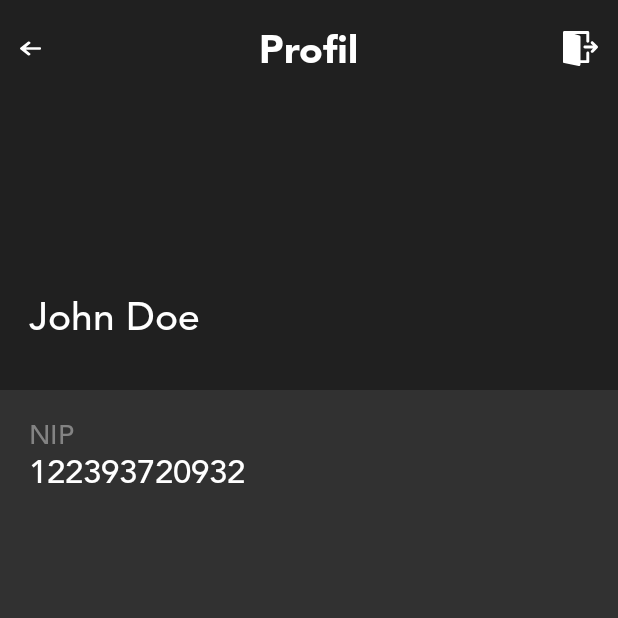
After one commit to fakhrimf/HadirApp, an Android app: the fragment ProfileFragment shown on its own in the app's theme, on a phone screen of 412 x 824 dp, the top half of it. The commit adds this screen. Run offline under Robolectric (Android 15) with nearby library versions, the phone set to English and light mode, and no system bars; our stand-ins replace sdp/ssp sizes.

Commit message:
Layout Profile & Statistic, added icon, circularProgressbar(for Statistic)

```diff
--- /dev/null
+++ b/app/src/main/java/com/hadir/hadirapp/ui/profile/ProfileFragment.kt
@@ -0,0 +1,26 @@
+package com.hadir.hadirapp.ui.profile
+
+
+import android.os.Bundle
+import androidx.fragment.app.Fragment
+import android.view.LayoutInflater
+import android.view.View
+import android.view.ViewGroup
+
+import com.hadir.hadirapp.R
+
+/**
+ * A simple [Fragment] subclass.
+ */
+class ProfileFragment : Fragment() {
+
+    override fun onCreateView(
+        inflater: LayoutInflater, container: ViewGroup?,
+        savedInstanceState: Bundle?
+    ): View? {
+        // Inflate the layout for this fragment
+        return inflater.inflate(R.layout.fragment_profile, container, false)
+    }
+
+
+}
--- /dev/null
+++ b/app/src/main/res/drawable/ic_left_arrow.xml
@@ -0,0 +1,9 @@
+<vector xmlns:android="http://schemas.android.com/apk/res/android"
+    android:width="492dp"
+    android:height="492dp"
+    android:viewportWidth="492"
+    android:viewportHeight="492">
+  <path
+      android:fillColor="#FF000000"
+      android:pathData="M464.344,207.418l0.768,0.168H135.888l103.496,-103.724c5.068,-5.064 7.848,-11.924 7.848,-19.124c0,-7.2 -2.78,-14.012 -7.848,-19.088L223.28,49.538c-5.064,-5.064 -11.812,-7.864 -19.008,-7.864c-7.2,0 -13.952,2.78 -19.016,7.844L7.844,226.914C2.76,231.998 -0.02,238.77 0,245.974c-0.02,7.244 2.76,14.02 7.844,19.096l177.412,177.412c5.064,5.06 11.812,7.844 19.016,7.844c7.196,0 13.944,-2.788 19.008,-7.844l16.104,-16.112c5.068,-5.056 7.848,-11.808 7.848,-19.008c0,-7.196 -2.78,-13.592 -7.848,-18.652L134.72,284.406h329.992c14.828,0 27.288,-12.78 27.288,-27.6v-22.788C492,219.198 479.172,207.418 464.344,207.418z"/>
+</vector>
--- /dev/null
+++ b/app/src/main/res/drawable/ic_logout.xml
@@ -0,0 +1,12 @@
+<vector xmlns:android="http://schemas.android.com/apk/res/android"
+    android:width="512dp"
+    android:height="512dp"
+    android:viewportWidth="512"
+    android:viewportHeight="512">
+  <path
+      android:fillColor="#FF000000"
+      android:pathData="M510.371,226.513c-1.088,-2.603 -2.645,-4.971 -4.629,-6.955l-63.979,-63.979c-8.341,-8.32 -21.824,-8.32 -30.165,0c-8.341,8.341 -8.341,21.845 0,30.165l27.584,27.584H320.013c-11.797,0 -21.333,9.557 -21.333,21.333s9.536,21.333 21.333,21.333h119.168l-27.584,27.584c-8.341,8.341 -8.341,21.845 0,30.165c4.16,4.181 9.621,6.251 15.083,6.251s10.923,-2.069 15.083,-6.251l63.979,-63.979c1.984,-1.963 3.541,-4.331 4.629,-6.955C512.525,237.606 512.525,231.718 510.371,226.513z"/>
+  <path
+      android:fillColor="#FF000000"
+      android:pathData="M362.68,298.667c-11.797,0 -21.333,9.557 -21.333,21.333v106.667h-85.333V85.333c0,-9.408 -6.187,-17.728 -15.211,-20.437l-74.091,-22.229h174.635v106.667c0,11.776 9.536,21.333 21.333,21.333s21.333,-9.557 21.333,-21.333v-128C384.013,9.557 374.477,0 362.68,0H21.347c-0.768,0 -1.451,0.32 -2.197,0.405c-1.003,0.107 -1.92,0.277 -2.88,0.512c-2.24,0.576 -4.267,1.451 -6.165,2.645c-0.469,0.299 -1.045,0.32 -1.493,0.661C8.44,4.352 8.376,4.587 8.205,4.715C5.88,6.549 3.939,8.789 2.531,11.456c-0.299,0.576 -0.363,1.195 -0.597,1.792c-0.683,1.621 -1.429,3.2 -1.685,4.992c-0.107,0.64 0.085,1.237 0.064,1.856c-0.021,0.427 -0.299,0.811 -0.299,1.237V448c0,10.176 7.189,18.923 17.152,20.907l213.333,42.667c1.387,0.299 2.795,0.427 4.181,0.427c4.885,0 9.685,-1.685 13.525,-4.843c4.928,-4.053 7.808,-10.091 7.808,-16.491v-21.333H362.68c11.797,0 21.333,-9.557 21.333,-21.333V320C384.013,308.224 374.477,298.667 362.68,298.667z"/>
+</vector>
--- /dev/null
+++ b/app/src/main/res/layout/fragment_profile.xml
@@ -0,0 +1,112 @@
+<?xml version="1.0" encoding="utf-8"?>
+<androidx.constraintlayout.widget.ConstraintLayout xmlns:android="http://schemas.android.com/apk/res/android"
+    xmlns:tools="http://schemas.android.com/tools"
+    android:layout_height="match_parent"
+    android:layout_width="match_parent"
+    xmlns:app="http://schemas.android.com/apk/res-auto"
+    android:background="@color/mainGray"
+    tools:context=".ui.profile.ProfileFragment">
+
+    <LinearLayout
+        android:id="@+id/main"
+        app:layout_constraintTop_toTopOf="parent"
+        app:layout_constraintStart_toStartOf="parent"
+        app:layout_constraintEnd_toEndOf="parent"
+        android:layout_width="match_parent"
+        android:layout_height="@dimen/_200sdp"
+        android:background="@color/colorPrimary"
+        android:orientation="vertical">
+
+        <LinearLayout
+            android:layout_width="match_parent"
+            android:layout_height="@dimen/_50sdp"
+            android:orientation="horizontal">
+
+            <RelativeLayout
+                android:layout_margin="@dimen/_10sdp"
+                android:layout_width="match_parent"
+                android:layout_height="match_parent">
+
+                <ImageButton
+                    android:id="@+id/btnBack"
+                    android:layout_width="14dp"
+                    android:layout_height="11dp"
+                    android:layout_alignParentLeft="true"
+                    android:layout_centerVertical="true"
+                    android:background="@drawable/ic_left_arrow"
+                    android:backgroundTint="@color/mainWhite" />
+                <TextView
+                    android:layout_width="wrap_content"
+                    android:layout_height="wrap_content"
+                    android:textSize="@dimen/_20sdp"
+                    android:fontFamily="@font/avenir_black"
+                    android:textColor="@color/mainWhite"
+                    android:layout_centerInParent="true"
+                    android:text="Profil"/>
+                <ImageButton
+                    android:id="@+id/btnLogout"
+                    android:layout_width="@dimen/_18sdp"
+                    android:layout_height="@dimen/_18sdp"
+                    android:background="@drawable/ic_logout"
+                    android:backgroundTint="@color/mainWhite"
+                    android:layout_alignParentRight="true"
+                    android:layout_centerVertical="true"/>
+            </RelativeLayout>
+
+        </LinearLayout>
+
+        <LinearLayout
+            android:layout_width="wrap_content"
+            android:layout_height="wrap_content"
+            android:orientation="vertical"
+            android:layout_margin="@dimen/_15sdp"
+            android:layout_gravity="bottom|left">
+            <ImageView
+                android:id="@+id/ivUser"
+                android:layout_width="@dimen/_75sdp"
+                android:layout_height="@dimen/_75sdp"
+                android:layout_marginBottom="@dimen/_10sdp"
+                />
+            <TextView
+                android:id="@+id/tvUser"
+                android:layout_width="wrap_content"
+                android:layout_height="wrap_content"
+                android:fontFamily="@font/avenir_medium"
+                android:text="John Doe"
+                android:textColor="@color/mainWhite"
+                android:textSize="@dimen/_20sdp"/>
+        </LinearLayout>
+
+    </LinearLayout>
+
+    <LinearLayout
+        android:layout_width="match_parent"
+        android:layout_height="wrap_content"
+        app:layout_constraintTop_toBottomOf="@id/main"
+        android:orientation="vertical">
+        <LinearLayout
+            android:layout_width="match_parent"
+            android:layout_height="wrap_content"
+            android:orientation="vertical"
+            android:layout_margin="@dimen/_15sdp">
+            <TextView
+                android:layout_width="wrap_content"
+                android:layout_height="wrap_content"
+                android:fontFamily="@font/avenir_medium"
+                android:textAppearance="@style/TextAppearance.AppCompat.Small"
+                android:text="NIP"
+                android:textColor="@color/fontLightGray"
+                android:textSize="@dimen/_14sdp"/>
+            <TextView
+                android:layout_width="wrap_content"
+                android:layout_height="wrap_content"
+                android:fontFamily="@font/avenir_medium"
+                android:textAppearance="@style/TextAppearance.AppCompat.Large"
+                android:text="122393720932"
+                android:textColor="@color/mainWhite"
+                android:textSize="@dimen/_17sdp"/>
+        </LinearLayout>
+    </LinearLayout>
+
+
+</androidx.constraintlayout.widget.ConstraintLayout>
--- a/app/src/main/res/values/colors.xml
+++ b/app/src/main/res/values/colors.xml
@@ -3,6 +3,7 @@
     <color name="mainWhite">#FFFFFF</color>
     <color name="colorPrimary">#202020</color>
     <color name="colorPrimaryDark">#474747</color>
+    <color name="fontLightGray">#838383</color>
     <color name="colorAccent">#5563E9</color>
     <color name="colorBluePrimary">#5563E9</color>
     <color name="mainBlack">#474747</color>
@@ -10,6 +11,10 @@
     <color name="mainDark">#202020</color>
     <color name="mainGray">#E91F1F1F</color>
 
+    <color name="progressBarGreen">#5AB84A</color>
+    <color name="fontGreenMed">#4F9343</color>
+    <color name="fontGreenDark">#436D3C</color>
+
     <color name="home">#5B37B7</color>
     <color name="like">#C9379D</color>
     <color name="search">#E6A919</color>
--- a/app/src/main/res/values/strings.xml
+++ b/app/src/main/res/values/strings.xml
@@ -30,4 +30,7 @@
     <string name="kehadiran_izin_angka">5</string>
     <string name="kehadiran_sakit">Sakit</string>
     <string name="kehadiran_sakit_angka">2</string>
+
+    <!-- TODO: Remove or change this placeholder text -->
+    <string name="hello_blank_fragment">Hello blank fragment</string>
 </resources>
```
Also changed, not shown: app/build.gradle (+8 -0 lines), app/src/main/res/layout/statistics_fragment.xml (+76 -50 lines).
